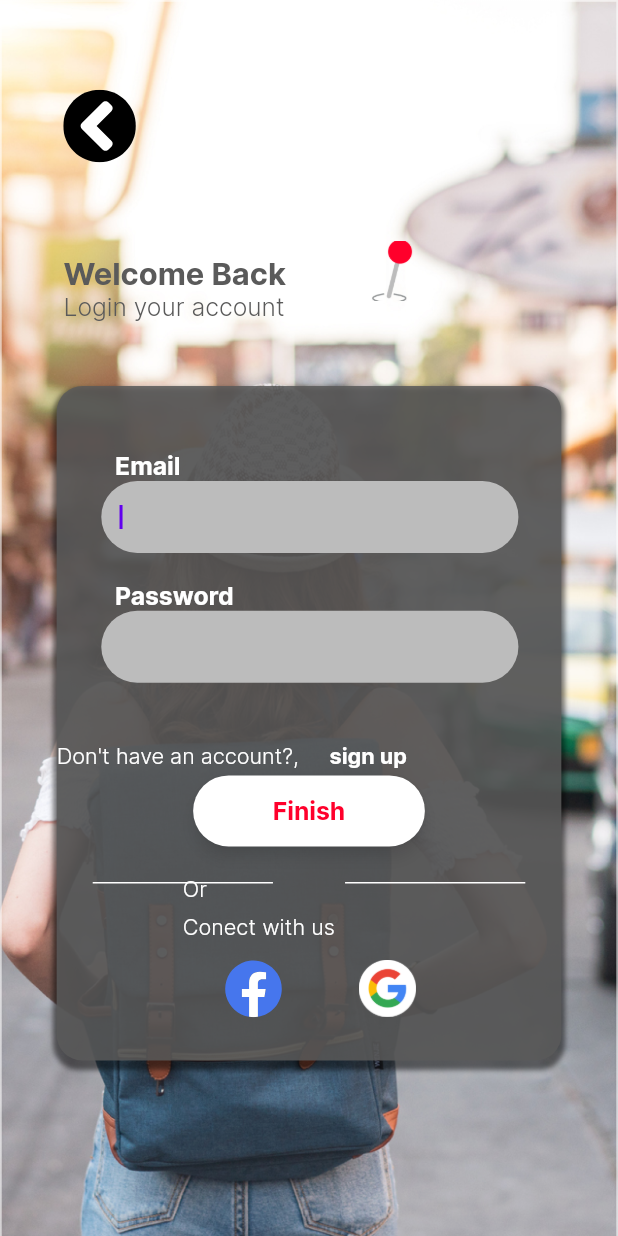
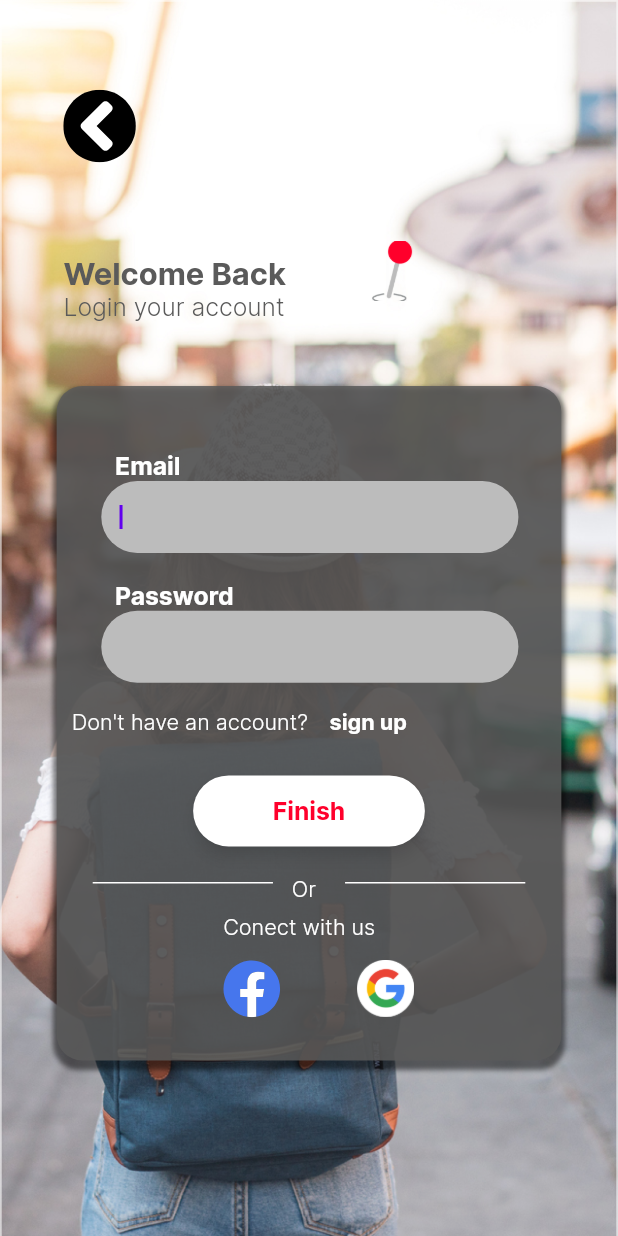
Before and after one commit to alistairperez20/Viaja_Smart, a Flutter app: the screen it shows after launch, after a tap on "Login", on a phone screen of 412 x 824 dp. Run offline on Flutter 3.47's test engine with Material 2 defaults, Android fonts, the phone set to English and light mode, and no system bars; drawn by our look-alikes of outline_gradient_button; our stand-ins replace cached_network_image, flutter_svg.

Commit message:
se arreglaron erroes en el login

```diff
--- a/viaja_smart-v1.0.1/lib/presentation/descubre_page/descubre_page.dart
+++ b/viaja_smart-v1.0.1/lib/presentation/descubre_page/descubre_page.dart
@@ -131,7 +131,7 @@ class DescubrePage extends StatelessWidget {
                       height: 45.v,
                       width: 44.h, // Botones ubicados arriba
                       margin:
-                          EdgeInsets.only(left: 23.h, top: 5.v, bottom: 50.v),
+                          EdgeInsets.only(left: 23.h, top: 5.v, bottom: 50),
                       padding: EdgeInsets.all(5.h),
                       child: CustomImageView(
                         imagePath: ImageConstant.imgGroup25,
--- a/viaja_smart-v1.0.1/lib/presentation/login_screen/login_screen.dart
+++ b/viaja_smart-v1.0.1/lib/presentation/login_screen/login_screen.dart
@@ -208,7 +208,11 @@ class LoginScreen extends StatelessWidget {
                                                                           .titleMediumRedA400,
                                                                   alignment:
                                                                       Alignment
-                                                                          .center),
+                                                                          .center,
+                                                                  onTap: () {
+                                                                  onTapFinish(context);
+                                                                  }),
+
                                                               SizedBox(
                                                                   height: 14.v),
                                                               SizedBox(
@@ -220,16 +224,18 @@ class LoginScreen extends StatelessWidget {
                                                                               .topLeft,
                                                                       children: [
                                                                         Align(
+                                                                            alignment:
+                                                                                Alignment.topLeft,
+                                                                            child: Padding(padding: EdgeInsets.only(top: 9.v), child: SizedBox(width: 105.h, child: Divider()))),
+
+                                                                          Align(
                                                                             alignment: Alignment
                                                                                 .center,
                                                                             child: Container(
-                                                                                width: 147.h,
+                                                                                width: 20.h,
                                                                                 decoration: AppDecoration.outlineBlack9001,
                                                                                 child: Text("Or", maxLines: null, overflow: TextOverflow.ellipsis, style: theme.textTheme.bodyMedium))),
-                                                                        Align(
-                                                                            alignment:
-                                                                                Alignment.topLeft,
-                                                                            child: Padding(padding: EdgeInsets.only(top: 9.v), child: SizedBox(width: 105.h, child: Divider()))),
+
                                                                         Align(
                                                                             alignment:
                                                                                 Alignment.topRight,
@@ -243,7 +249,7 @@ class LoginScreen extends StatelessWidget {
                                                                           .center,
                                                                   child: Container(
                                                                       width:
-                                                                          147.h,
+                                                                          100.h,
                                                                       decoration:
                                                                           AppDecoration
                                                                               .outlineBlack9001,
@@ -259,7 +265,7 @@ class LoginScreen extends StatelessWidget {
                                                               Padding(
                                                                   padding: EdgeInsets
                                                                       .only(
-                                                                          left: 41
+                                                                          left: 40
                                                                               .h,
                                                                           top: 3
                                                                               .v),
@@ -280,28 +286,29 @@ class LoginScreen extends StatelessWidget {
                                                             ]))),
                                                 Align(
                                                     alignment:
-                                                        Alignment.bottomCenter,
+                                                        Alignment.center,
                                                     child: Container(
                                                         height: 60.v,
                                                         width: 303.h,
                                                         margin: EdgeInsets.only(
-                                                            bottom: 179.v),
+                                                            bottom: 2.v,left: 10),
                                                         child: Stack(
                                                             alignment: Alignment
                                                                 .centerRight,
                                                             children: [
+
                                                               Align(
                                                                   alignment:
                                                                       Alignment
                                                                           .centerLeft,
                                                                   child: Container(
                                                                       width:
-                                                                          252.h,
+                                                                          160.h,
                                                                       decoration:
                                                                           AppDecoration
                                                                               .outlineBlack9001,
                                                                       child: Text(
-                                                                          "Don't have an account?,",
+                                                                          "Don't have an account?",
                                                                           maxLines:
                                                                               null,
                                                                           overflow: TextOverflow
@@ -309,17 +316,20 @@ class LoginScreen extends StatelessWidget {
                                                                           style: theme
                                                                               .textTheme
                                                                               .bodyMedium))),
+
                                                               Align(
                                                                   alignment:
                                                                       Alignment
                                                                           .centerRight,
                                                                   child:
                                                                       GestureDetector(
+
                                                                           onTap:
                                                                               () {
                                                                             onTapTxtSignup(context);
                                                                           },
                                                                           child: Container(
+                                                                              margin: EdgeInsets.only(),
                                                                               width: 140.h,
                                                                               decoration: AppDecoration.outlineBlack9001,
                                                                               child: Text("sign up", maxLines: null, overflow: TextOverflow.ellipsis, style: CustomTextStyles.titleSmallBold))))
@@ -344,4 +354,9 @@ class LoginScreen extends StatelessWidget {
   onTapTxtSignup(BuildContext context) {
     Navigator.pushNamed(context, AppRoutes.signUpScreen);
   }
+
+  onTapFinish(BuildContext context) {
+    Navigator.pushNamed(context, AppRoutes.descubreContainerScreen);
+  }
+
 }
--- a/viaja_smart-v1.0.1/lib/presentation/registrate_screen/registrate_screen.dart
+++ b/viaja_smart-v1.0.1/lib/presentation/registrate_screen/registrate_screen.dart
@@ -66,7 +66,7 @@ class RegistrateScreen extends StatelessWidget {
                             crossAxisAlignment: CrossAxisAlignment.start,
                             mainAxisAlignment: MainAxisAlignment.end,
                             children: [
-                              SizedBox(height: 74.0),
+                              SizedBox(height: 80.0),
                               Container(
                                 width: 263.0,
                                 decoration: AppDecoration.outlineBlack900,
@@ -174,13 +174,13 @@ class RegistrateScreen extends StatelessWidget {
               ),
               CustomImageView(
                 imagePath: ImageConstant.imgEllipse2,
-                height: 91.0,
-                width: 200.0,
+                height: 96.0,
+                width: 215.0,
                 alignment: Alignment.topCenter,
               ),
               CustomImageView(
                 imagePath: ImageConstant.imgViajasmart2mesa,
-                height: 86.0,
+                height: 78.0,
                 width: 83.0,
                 alignment: Alignment.topCenter,
                 margin: EdgeInsets.only(top: 14.0),
--- a/viaja_smart-v1.0.1/pubspec.yaml
+++ b/viaja_smart-v1.0.1/pubspec.yaml
@@ -10,6 +10,7 @@ dependencies:
   flutter_svg: ^1.1.6
   outline_gradient_button: ^2.0.0+1
   intl: ^0.18.0
+  sqflite: ^2.0.0  # Agregamos la dependencia de sqflite aquí
 dev_dependencies:
   flutter_test:
     sdk: flutter
```
